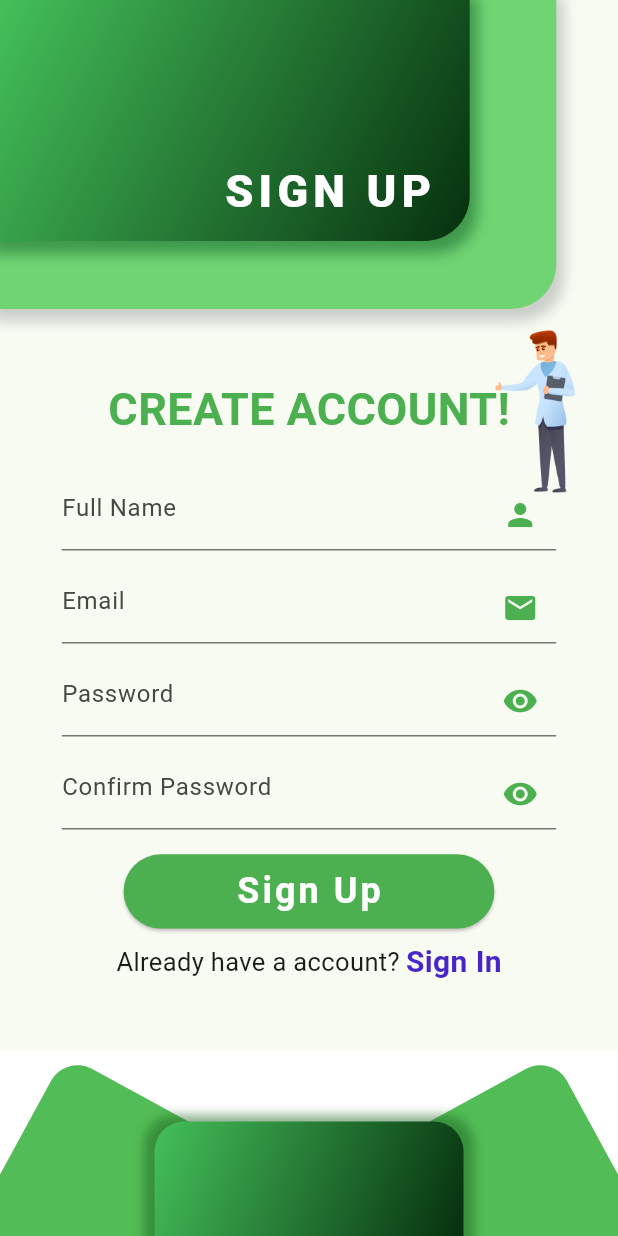
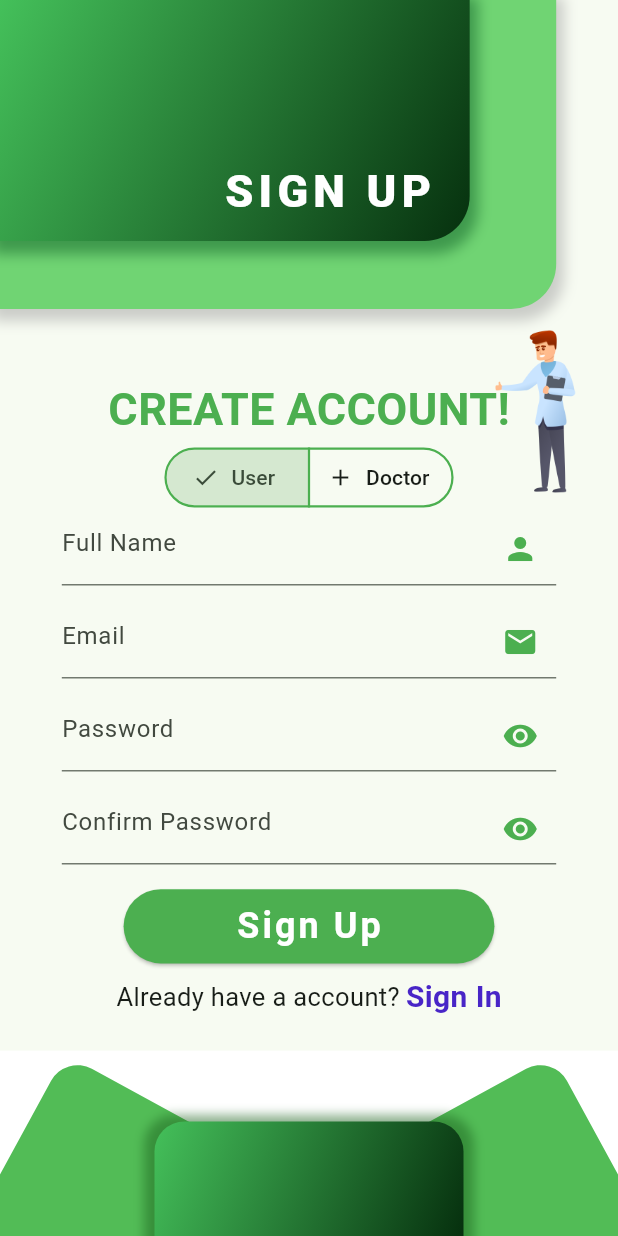
Before and after one commit to ramzan-techs/medical_hub_flutter_app, a Flutter app: the screen it shows after launch, after a tap on "CONTINUE", after a tap on "Sign Up", on a phone screen of 412 x 824 dp. Run offline on Flutter 3.47's test engine with Material 3 defaults, Android fonts, the phone set to English and light mode, and no system bars; our stand-ins replace animated_text_kit, cached_network_image, cloud_firestore, firebase_auth, firebase_core, flutter_spinkit and 4 more; accounts and stored records are empty; network calls fail.

Commit message:
Create base user and connected firstore database

```diff
--- a/lib/api/apis.dart
+++ b/lib/api/apis.dart
@@ -1,10 +1,17 @@
+import 'package:cloud_firestore/cloud_firestore.dart';
 import 'package:firebase_auth/firebase_auth.dart';
+import 'package:medical_hub/models/base_user.dart';
 
 class APIs {
   static FirebaseAuth auth = FirebaseAuth.instance;
 
   //for accessing current user
   static User get user => auth.currentUser!;
+
+  // for accessing databse
+  static FirebaseFirestore firestore = FirebaseFirestore.instance;
+
+  // ************* Authentication APIs *************** //
 
   //creating new user with email and password
   static Future<UserCredential> createUser(
@@ -53,18 +60,24 @@ class APIs {
     }
   }
 
-  //handle error
-  // static String _handleError(dynamic e) {
-  //   // You can handle different types of errors here and return appropriate error messages
-  //   String errorMessage = "";
-  //   // Example:
-  //   if (e.code == 'user-not-found') {
-  //     print('in no user found');
-  //     errorMessage = 'No user found for that email.';
-  //   } else if (e.code == 'wrong-password') {
-  //     print('in wrong password');
-  //     errorMessage = 'Wrong password provided for that user.';
-  //   }
-  //   return errorMessage;
-  // }
+// ************** Base User APIs ************** //
+
+  static Future<void> createBaseUser(
+    String name,
+    UserType type,
+  ) async {
+    final currentTime = DateTime.now().millisecondsSinceEpoch.toString();
+
+    final baseUser = BaseUser(
+        id: user.uid,
+        name: name,
+        userType: type,
+        createdAt: currentTime,
+        email: user.email!);
+
+    await firestore
+        .collection("base_users")
+        .doc(user.uid)
+        .set(baseUser.toJson());
+  }
 }
--- a/lib/main.dart
+++ b/lib/main.dart
@@ -4,13 +4,15 @@ import 'package:medical_hub/screens/auth/login/forget_password_screen.dart';
 import 'package:medical_hub/screens/auth/login/login_screen.dart';
 import 'package:medical_hub/screens/auth/signup/email_verification_screen.dart';
 import 'package:medical_hub/screens/auth/signup/user_signup.dart';
-import 'package:medical_hub/screens/home_screen.dart';
+
 import 'package:medical_hub/screens/splash_screen.dart';
 
 import 'package:firebase_core/firebase_core.dart';
+
 import 'package:medical_hub/screens/welcome_screen.dart';
 import 'package:page_transition/page_transition.dart';
 import 'firebase_options.dart';
+import 'screens/user/user_home_nav.dart';
 
 late Size mq;
 
@@ -45,7 +47,7 @@ class MyApp extends StatelessWidget {
         switch (settings.name) {
           case '/home':
             return PageTransition(
-                child: const HomeScreen(),
+                child: const UserHomeNav(),
                 type: PageTransitionType.scale,
                 alignment: Alignment.bottomCenter,
                 duration: const Duration(milliseconds: 1200));
--- /dev/null
+++ b/lib/models/base_user.dart
@@ -0,0 +1,36 @@
+class BaseUser {
+  late final String id;
+  late final String name;
+  late final UserType userType;
+  late final String createdAt;
+  late final String email;
+
+  BaseUser(
+      {required this.id,
+      required this.name,
+      required this.userType,
+      required this.createdAt,
+      required this.email});
+
+  BaseUser.fromJson(Map<String, dynamic> json) {
+    id = json['id'].toString();
+    name = json['name'].toString();
+    userType = json['user_type'].toString() == UserType.user.name
+        ? UserType.user
+        : UserType.doctor;
+    createdAt = json['created_at'];
+    email = json['email'];
+  }
+
+  Map<String, dynamic> toJson() {
+    final Map<String, dynamic> data = <String, dynamic>{};
+    data['id'] = id;
+    data['name'] = name;
+    data['user_type'] = userType.name;
+    data['created_at'] = createdAt;
+    data['email'] = email;
+    return data;
+  }
+}
+
+enum UserType { user, doctor }
--- a/lib/screens/auth/signup/user_signup.dart
+++ b/lib/screens/auth/signup/user_signup.dart
@@ -1,15 +1,20 @@
 // ignore_for_file: use_build_context_synchronously
+
+import 'dart:developer';
 
 import 'package:flutter/material.dart';
 
 import 'package:medical_hub/api/apis.dart';
 import 'package:medical_hub/constants.dart';
 import 'package:medical_hub/main.dart';
+import 'package:medical_hub/models/base_user.dart';
 
 import 'package:medical_hub/screens/auth/login/validation_hub.dart';
 import 'package:medical_hub/screens/auth/login/widgets.dart';
 
 import 'package:medical_hub/screens/custom_widgets.dart';
+
+import 'user_type_segment.dart';
 
 class UserSignUp extends StatefulWidget {
   const UserSignUp({super.key});
@@ -27,6 +32,9 @@ class _UserSignUpState extends State<UserSignUp> {
   late String _name;
   late String _email;
   late String _password;
+
+  // for selecting type of user
+  UserType userType = UserType.user;
 
   bool _showPassword = false;
   bool _showConfirmPassword = false;
@@ -68,15 +76,22 @@ class _UserSignUpState extends State<UserSignUp> {
                 height: mq.height * 0.055,
               ),
               const WelcomeTextWidget(text: "Create account!", textSize: 30),
-              SizedBox(
-                height: mq.height * 0.03,
-              ),
               Container(
                 padding: EdgeInsets.symmetric(horizontal: mq.width * 0.1),
                 child: Form(
                   key: _formState,
                   child: Column(
                     children: [
+                      // type selector
+                      UserTypeSegment(
+                        selectedValue: userType,
+                        onSelectionChanged: (newSelection) {
+                          setState(() {
+                            userType = newSelection.first;
+                          });
+                          log(newSelection.first.toString());
+                        },
+                      ),
                       //full name field
 
                       TextFormField(
@@ -232,6 +247,7 @@ class _UserSignUpState extends State<UserSignUp> {
                                 String result =
                                     await _handleSignUpBtn(_email, _password);
                                 if (result.toString() == 'Created') {
+                                  await APIs.createBaseUser(_name, userType);
                                   CustomWidget.showSnackBar(
                                       context, 'Account Created Successfully!');
                                   setState(() {
--- /dev/null
+++ b/lib/screens/auth/signup/user_type_segment.dart
@@ -0,0 +1,41 @@
+import 'package:flutter/material.dart';
+
+import '../../../models/base_user.dart';
+
+class UserTypeSegment extends StatefulWidget {
+  final UserType selectedValue;
+  final Function(Set<UserType>)? onSelectionChanged;
+  const UserTypeSegment(
+      {super.key,
+      required this.selectedValue,
+      required this.onSelectionChanged});
+
+  @override
+  State<UserTypeSegment> createState() => _UserTypeSegmentState();
+}
+
+class _UserTypeSegmentState extends State<UserTypeSegment> {
+  @override
+  Widget build(BuildContext context) {
+    return SegmentedButton(
+        style: ButtonStyle(
+          elevation: MaterialStateProperty.all(4),
+          side: MaterialStateProperty.all(
+              const BorderSide(color: Colors.green, width: 1.5)),
+        ),
+        segments: const [
+          ButtonSegment<UserType>(
+            value: UserType.user,
+            label: Text("User"),
+            icon: Icon(Icons.person),
+          ),
+          ButtonSegment<UserType>(
+            value: UserType.doctor,
+            label: Text("Doctor"),
+            icon: Icon(Icons.add),
+          ),
+        ],
+        selected: <UserType>{widget.selectedValue},
+        onSelectionChanged: widget.onSelectionChanged);
+  }
+}
--- a/pubspec.yaml
+++ b/pubspec.yaml
@@ -44,6 +44,10 @@ dependencies:
   lottie: ^3.1.0
   flutter_spinkit: ^5.2.1
   page_transition: ^2.1.0
+  cloud_firestore: ^4.15.8
+  google_nav_bar: ^5.0.6
+  line_icons: ^2.0.3
+  cached_network_image: ^3.3.1
 
 flutter_launcher_icons:
   android: "launcher_icon"
```
Also changed, not shown: lib/screens/auth/signup/email_verification_screen.dart (+4 -4 lines), lib/screens/home_screen.dart (deleted, +0 -22 lines), lib/screens/user/home/user_home.dart (added, +110 -0 lines), lib/screens/user/home/widgets/category_card.dart (added, +25 -0 lines), lib/screens/user/user_chats.dart (added, +26 -0 lines), lib/screens/user/user_home_nav.dart (added, +91 -0 lines), lib/screens/user/user_profile.dart (added, +14 -0 lines), lib/screens/user/data/doctor_categories.dart (added), pubspec.lock, 5 other files.
